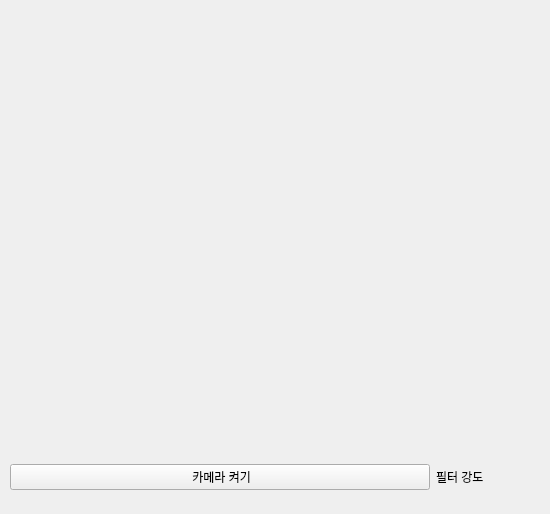
Old version of the form cctv/tab1_camera.ui in the repository minjuyeong/OpenCV_MINI_Project.
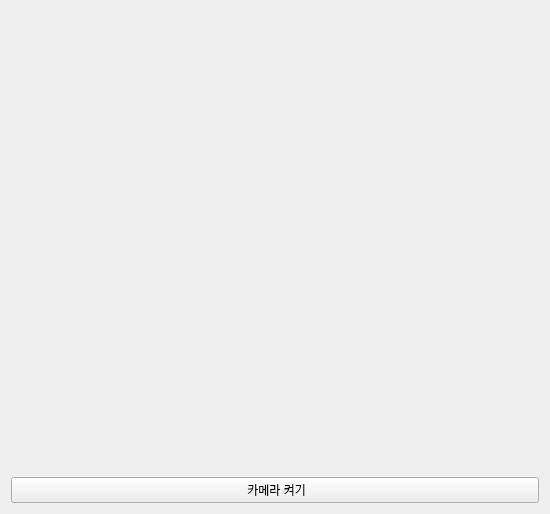
New version of the form.

Patch:
```diff
--- a/cctv/tab1_camera.ui
+++ b/cctv/tab1_camera.ui
@@ -19,19 +19,7 @@
   <property name="windowTitle">
    <string>Form</string>
   </property>
-  <widget class="QWidget" name="verticalLayoutWidget">
-   <property name="geometry">
-    <rect>
-     <x>10</x>
-     <y>10</y>
-     <width>531</width>
-     <height>491</height>
-    </rect>
-   </property>
    <layout class="QVBoxLayout" name="verticalLayout" stretch="9,1">
-    <property name="sizeConstraint">
-     <enum>QLayout::SizeConstraint::SetDefaultConstraint</enum>
-    </property>
     <item>
      <widget class="QLabel" name="pCam">
       <property name="text">
@@ -40,25 +28,13 @@
      </widget>
     </item>
     <item>
-     <layout class="QHBoxLayout" name="horizontalLayout" stretch="8,2">
-      <item>
        <widget class="QPushButton" name="pPBCam">
         <property name="text">
          <string> 카메라 켜기</string>
         </property>
        </widget>
       </item>
-      <item>
-       <widget class="QLabel" name="filterStatusLabel">
-        <property name="text">
-         <string>필터 강도</string>
-        </property>
-       </widget>
-      </item>
-     </layout>
-    </item>
-   </layout>
-  </widget>
+  </layout>
  </widget>
  <resources/>
  <connections/>
```
Lines whose indentation alone changed are shown as unchanged.
